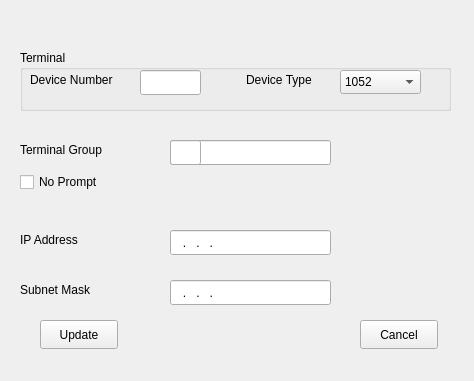
The window that HerculesStudio/HercConfiguration/ConsoleProperties.ui (fsword7/hercgui) describes before a commit, drawn with Qt 5.
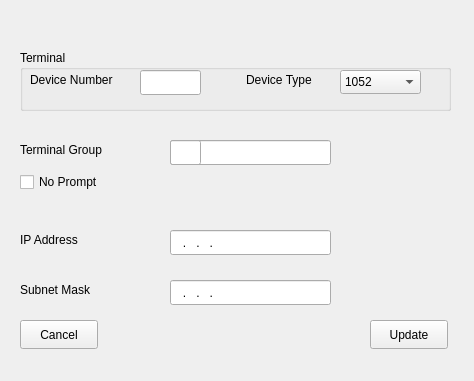
The same window after the commit.

The edit to the form file:
```diff
--- a/HerculesStudio/HercConfiguration/ConsoleProperties.ui
+++ b/HerculesStudio/HercConfiguration/ConsoleProperties.ui
@@ -101,7 +101,7 @@
   <widget class="QPushButton" name="cancelButton">
    <property name="geometry">
     <rect>
-     <x>360</x>
+     <x>20</x>
      <y>320</y>
      <width>78</width>
      <height>29</height>
@@ -114,7 +114,7 @@
   <widget class="QPushButton" name="OKButton">
    <property name="geometry">
     <rect>
-     <x>40</x>
+     <x>370</x>
      <y>320</y>
      <width>78</width>
      <height>29</height>
```
